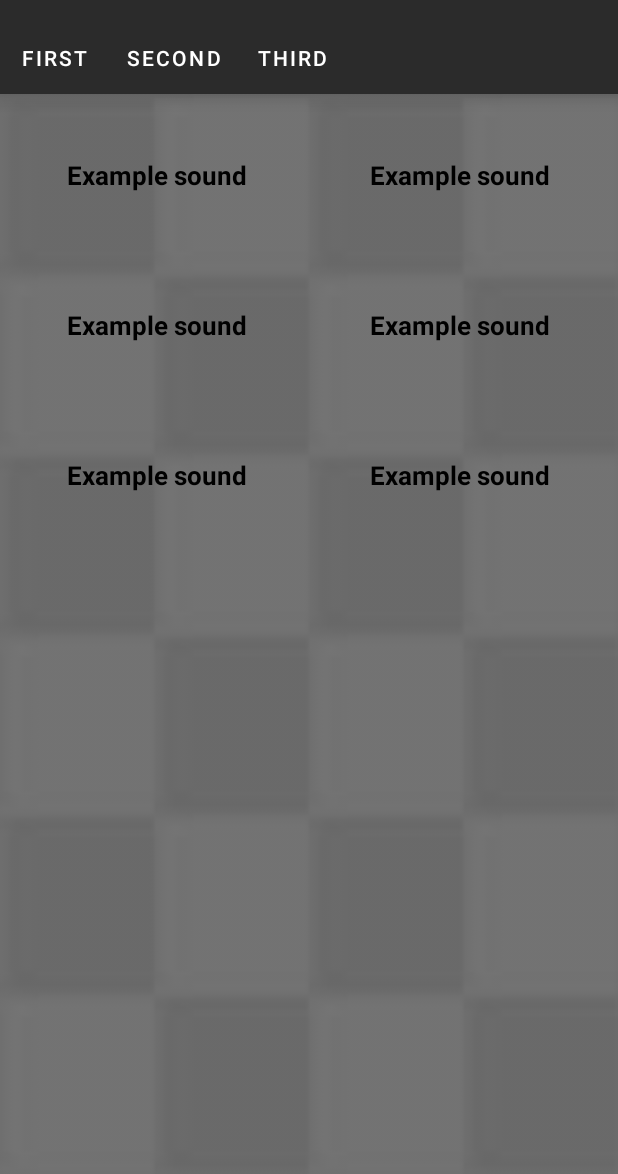
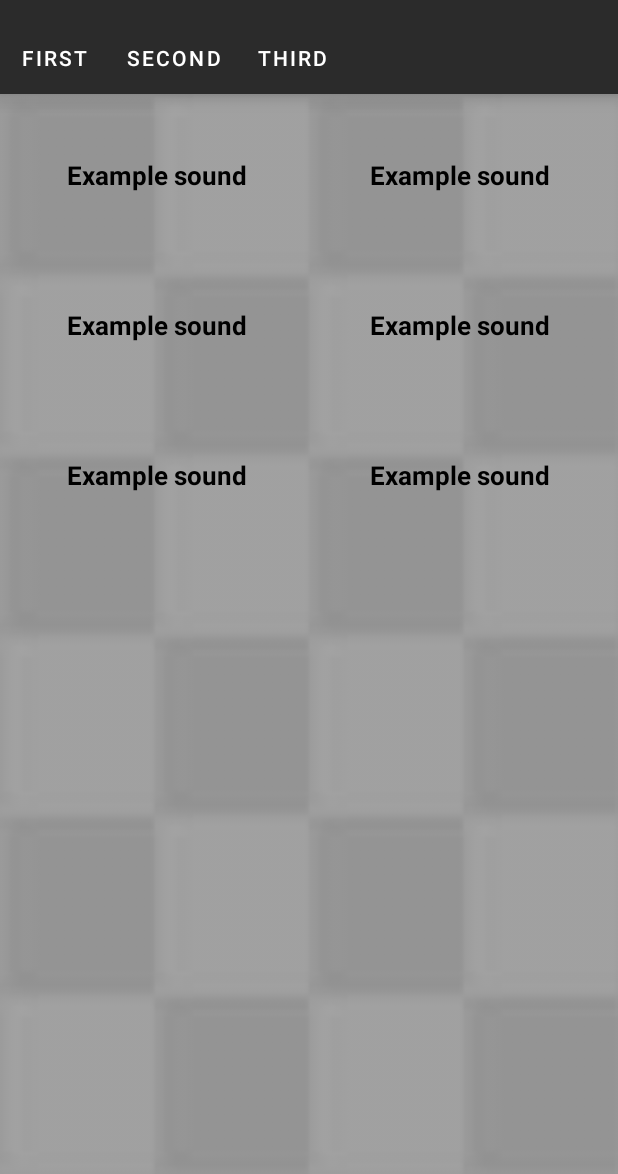
Before and after one commit to ZephyrVentum/Soundboard-Template, an Android app: the screen it shows after launch (StartActivity), tab 3 chosen, on a phone screen of 412 x 824 dp, the part 62-1236 px from its top. Run offline under Robolectric (Android 15) with nearby library versions, the phone set to English and light mode, and no system bars; our stand-ins replace AdMob, data binding; libraries missing offline, so code that uses them is left out: com.makeramen.roundedimageview; pictures from the network do not load; 22 statements that could not run were skipped.

Commit message:
changed sound item class to data class

```diff
--- a/soundboard-template/build.gradle
+++ b/soundboard-template/build.gradle
@@ -42,7 +42,6 @@ dependencies {
     implementation 'com.google.android.material:material:1.0.0'
     implementation 'androidx.constraintlayout:constraintlayout:1.1.3'
     implementation 'com.google.android.gms:play-services-ads:17.2.1'
-
     implementation 'com.makeramen:roundedimageview:2.3.0'
 
     testImplementation 'junit:junit:4.12'
--- a/soundboard-template/src/main/java/ventum/zephyr/soundboardtemplate/model/SoundItem.kt
+++ b/soundboard-template/src/main/java/ventum/zephyr/soundboardtemplate/model/SoundItem.kt
@@ -6,7 +6,7 @@ import androidx.annotation.DrawableRes
 import androidx.annotation.RawRes
 import androidx.annotation.StringRes
 
-class SoundItem(@DrawableRes val image: Int, @RawRes val sound: Int, @StringRes val name: Int = -1, val isLongSound: Boolean = false) : Parcelable {
+data class SoundItem(@DrawableRes val image: Int, @RawRes val sound: Int, @StringRes val name: Int = -1, val isLongSound: Boolean = false) : Parcelable {
 
     constructor(@DrawableRes image: Int, @RawRes sound: Int) : this(image, sound, -1)
 
@@ -35,7 +35,7 @@ class SoundItem(@DrawableRes val image: Int, @RawRes val sound: Int, @StringRes
     }
 }
 
-class SoundItems() : ArrayList<SoundItem>(), Parcelable {
+data class SoundItems(val index: Int = -1) : ArrayList<SoundItem>(), Parcelable {
     constructor(parcel: Parcel) : this()
 
     override fun writeToParcel(dest: Parcel?, flags: Int) {}
--- a/soundboard-template/src/main/res/values/colors.xml
+++ b/soundboard-template/src/main/res/values/colors.xml
@@ -11,5 +11,5 @@
     <color name="item_text_color">@android:color/black</color>
     <color name="ripple_effect_color">#78ffffff</color>
     <color name="toolbar_items_color">@android:color/white</color>
-    <color name="bg_tint_color">#80000000</color>
+    <color name="bg_tint_color">#4D000000</color>
 </resources>
```
Also changed, not shown: soundboard-template/src/main/java/ventum/zephyr/soundboardtemplate/ui/SoundboardFragment.kt (+4 -5 lines).
